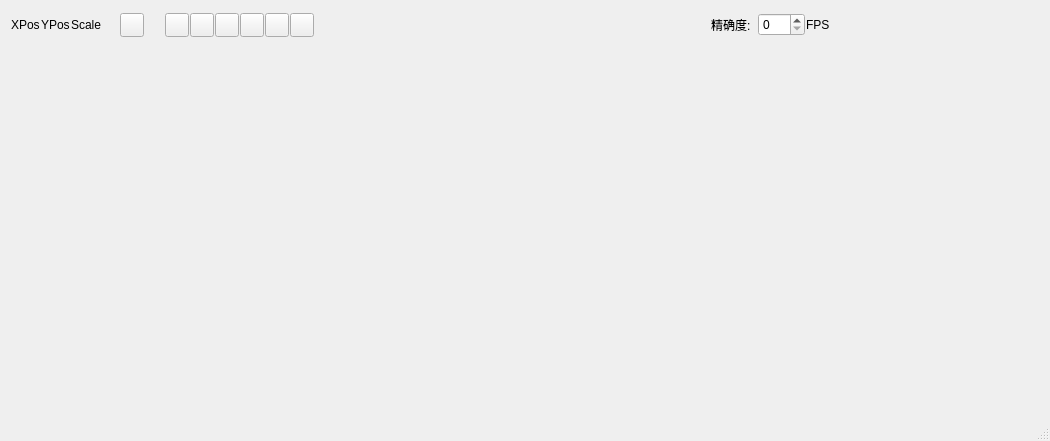
CBE7F1F65/b63ea6f6f9110311ba98a677c0e70afd, file Kad_QT/Kad_QT/QTUI_StatusBar.ui: the form before one commit.
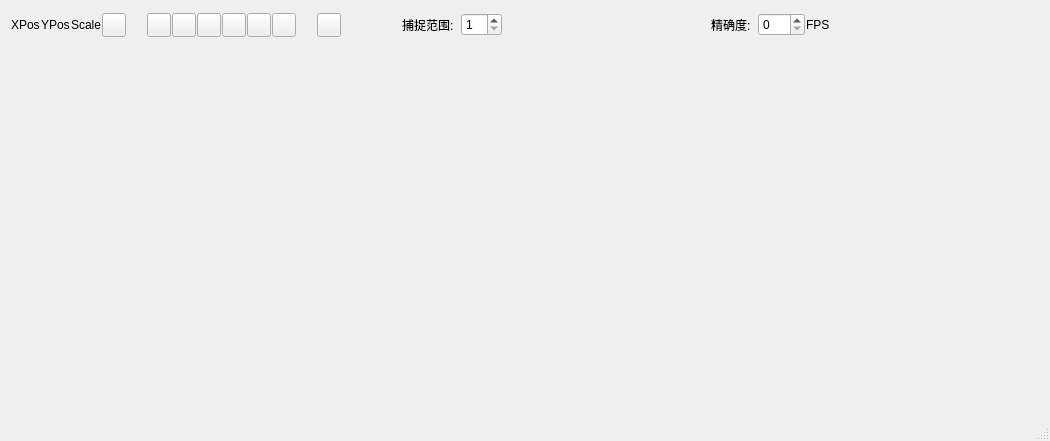
The form after the commit.

Commit message: 增加直线曲线转换 增加测试测量标注（未实现输入功能） 增加只选择handle模式 增加snaprange

What changed in the file:
```diff
--- a/Kad_QT/Kad_QT/QTUI_StatusBar.ui
+++ b/Kad_QT/Kad_QT/QTUI_StatusBar.ui
@@ -86,6 +86,9 @@
         <height>24</height>
        </size>
       </property>
+      <property name="toolTip">
+       <string>显示网格</string>
+      </property>
       <property name="text">
        <string/>
       </property>
@@ -177,7 +180,7 @@
        </size>
       </property>
       <property name="toolTip">
-       <string>对象轴捕捉</string>
+       <string>延续对象捕捉</string>
       </property>
       <property name="text">
        <string/>
@@ -187,7 +190,7 @@
       </property>
      </widget>
     </item>
-    <item row="0" column="13">
+    <item row="0" column="20">
      <spacer name="horizontalSpacer_2">
       <property name="orientation">
        <enum>Qt::Horizontal</enum>
@@ -200,21 +203,21 @@
       </property>
      </spacer>
     </item>
-    <item row="0" column="14">
+    <item row="0" column="21">
      <widget class="QLabel" name="labelStatic_Precision">
       <property name="text">
        <string>精确度:  </string>
       </property>
      </widget>
     </item>
-    <item row="0" column="16">
+    <item row="0" column="23">
      <widget class="QLabel" name="labelFPS">
       <property name="text">
        <string>FPS</string>
       </property>
      </widget>
     </item>
-    <item row="0" column="15">
+    <item row="0" column="22">
      <widget class="QSpinBox" name="spinPrecision">
       <property name="maximum">
        <number>100</number>
@@ -292,7 +295,7 @@
        </size>
       </property>
       <property name="toolTip">
-       <string>延续对象捕捉</string>
+       <string>对象轴捕捉</string>
       </property>
       <property name="text">
        <string/>
@@ -333,6 +336,37 @@
       </property>
      </widget>
     </item>
+    <item row="0" column="13">
+     <widget class="QPushButton" name="PBSnapHandleOnly">
+      <property name="sizePolicy">
+       <sizepolicy hsizetype="Fixed" vsizetype="Fixed">
+        <horstretch>0</horstretch>
+        <verstretch>0</verstretch>
+       </sizepolicy>
+      </property>
+      <property name="minimumSize">
+       <size>
+        <width>24</width>
+        <height>24</height>
+       </size>
+      </property>
+      <property name="maximumSize">
+       <size>
+        <width>24</width>
+        <height>24</height>
+       </size>
+      </property>
+      <property name="toolTip">
+       <string>仅捕捉操控柄</string>
+      </property>
+      <property name="text">
+       <string/>
+      </property>
+      <property name="checkable">
+       <bool>true</bool>
+      </property>
+     </widget>
+    </item>
     <item row="0" column="12">
      <spacer name="horizontalSpacer_4">
       <property name="orientation">
@@ -349,6 +383,74 @@
       </property>
      </spacer>
     </item>
+    <item row="0" column="14">
+     <spacer name="horizontalSpacer_5">
+      <property name="orientation">
+       <enum>Qt::Horizontal</enum>
+      </property>
+      <property name="sizeType">
+       <enum>QSizePolicy::Fixed</enum>
+      </property>
+      <property name="sizeHint" stdset="0">
+       <size>
+        <width>20</width>
+        <height>20</height>
+       </size>
+      </property>
+     </spacer>
+    </item>
+    <item row="0" column="15">
+     <spacer name="horizontalSpacer_6">
+      <property name="orientation">
+       <enum>Qt::Horizontal</enum>
+      </property>
+      <property name="sizeType">
+       <enum>QSizePolicy::Fixed</enum>
+      </property>
+      <property name="sizeHint" stdset="0">
+       <size>
+        <width>20</width>
+        <height>20</height>
+       </size>
+      </property>
+     </spacer>
+    </item>
+    <item row="0" column="16">
+     <spacer name="horizontalSpacer_7">
+      <property name="orientation">
+       <enum>Qt::Horizontal</enum>
+      </property>
+      <property name="sizeType">
+       <enum>QSizePolicy::Fixed</enum>
+      </property>
+      <property name="sizeHint" stdset="0">
+       <size>
+        <width>20</width>
+        <height>20</height>
+       </size>
+      </property>
+     </spacer>
+    </item>
+    <item row="0" column="18">
+     <widget class="QSpinBox" name="spinSnapRange">
+      <property name="minimum">
+       <number>1</number>
+      </property>
+      <property name="maximum">
+       <number>50</number>
+      </property>
+      <property name="singleStep">
+       <number>1</number>
+      </property>
+     </widget>
+    </item>
+    <item row="0" column="17">
+     <widget class="QLabel" name="labelStatic_SnapRange">
+      <property name="text">
+       <string>捕捉范围:  </string>
+      </property>
+     </widget>
+    </item>
    </layout>
   </widget>
  </widget>
```
Left out of the diff: 50 changed lines with no effect on the pictures. The commit also changes 50 other files.
